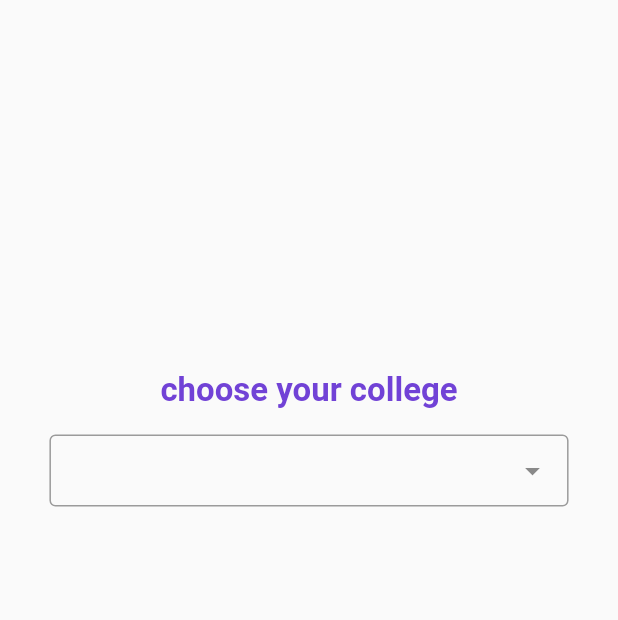
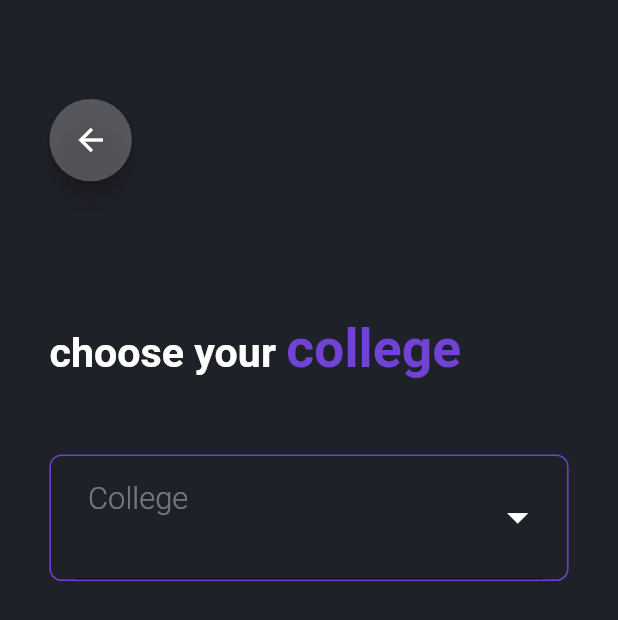
Before and after one commit to hemantlakhotia204/stocio-app, a Flutter app: the Register screen opened by its route, on a phone screen of 412 x 824 dp. Shown: the top 620 px of the screen. Run offline on Flutter 3.47's test engine with Material 2 defaults, Android fonts, the light colour scheme and no system bars; drawn by our look-alikes of dropdown_search; our stand-ins replace sizer.

Commit message:
Created register_screen.dart Created Custom DropDownSearchButton and Custom Progress Bar

```diff
--- /dev/null
+++ b/lib/common/widgets/dropdown_search.dart
@@ -0,0 +1,143 @@
+import 'package:flutter/material.dart';
+import 'package:sizer/sizer.dart';
+import 'package:stocio_app/common/utils/utils.dart';
+
+class DropDownSearch extends StatefulWidget {
+  final List<String> items;
+  final TextEditingController controller;
+  final String? hintText;
+
+  const DropDownSearch(
+      {Key? key, required this.items, required this.controller, this.hintText})
+      : super(key: key);
+
+  @override
+  State<DropDownSearch> createState() => _DropDownSearchState();
+}
+
+class _DropDownSearchState extends State<DropDownSearch> {
+  bool _listVisibility = false;
+  final FocusNode _focusNode = FocusNode();
+
+  @override
+  Widget build(BuildContext context) {
+    String? hintText = widget.hintText;
+
+    return WillPopScope(
+      onWillPop: () async {
+        if (_focusNode.hasFocus) {
+          _focusNode.unfocus();
+          setState(() {
+            _listVisibility = false;
+          });
+          return false;
+        }
+        return true;
+      },
+      child: Container(
+        decoration: BoxDecoration(
+            borderRadius: BorderRadius.circular(2.w),
+            border: Border.all(color: Utils.getColor('PT'))),
+        child: Column(
+          children: [
+            InkWell(
+              onTap: () {
+                setState(() {
+                  _listVisibility = !_listVisibility;
+                });
+              },
+              child: Container(
+                height: 10.h,
+                padding: EdgeInsets.symmetric(horizontal: 4.w),
+                child: Stack(
+                  children: [
+                    TextFormField(
+                      onTap: () {
+                        if (!_listVisibility) {
+                          setState(() {
+                            _listVisibility = !_listVisibility;
+                          });
+                        }
+                      },
+                      maxLines: 3,
+                      decoration: InputDecoration(
+                        border: UnderlineInputBorder(
+                            borderSide:
+                                BorderSide(color: Utils.getColor('PT'))),
+                        focusedBorder: UnderlineInputBorder(
+                            borderSide:
+                                BorderSide(color: Utils.getColor('PT'))),
+                        hintText: hintText ?? "",
+                        hintStyle: hintText != null
+                            ? TextStyle(
+                                color: Colors.white38,
+                                fontWeight: FontWeight.w300,
+                                fontSize: 15.sp)
+                            : null,
+                        contentPadding:
+                            EdgeInsets.only(left: 2.w, top: 2.h, right: 2.w),
+                      ),
+                      focusNode: _focusNode,
+                      controller: widget.controller,
+                      style: TextStyle(
+                        color: Utils.getColor('`'),
+                        fontSize: 15.sp,
+                      ),
+                    ),
+                    Align(
+                      alignment: Alignment.centerRight,
+                      child: InkWell(
+                        onTap: () {
+                          if (_focusNode.hasFocus) {
+                            _focusNode.unfocus();
+                          } else {
+                            _focusNode.requestFocus();
+                          }
+                          setState(() {
+                            _listVisibility = !_listVisibility;
+                          });
+                        },
+                        child: Icon(
+                          Icons.arrow_drop_down_outlined,
+                          size: 24.sp,
+                          color: Colors.white,
+                        ),
+                      ),
+                    )
+                  ],
+                ),
+              ),
+            ),
+            // SizedBox(height: 1.h),
+            Visibility(
+              visible: _listVisibility,
+              child: ListView.builder(
+                  physics: const AlwaysScrollableScrollPhysics(),
+                  shrinkWrap: true,
+                  itemCount: widget.items.length < 5 ? widget.items.length : 5,
+                  itemBuilder: (context, index) {
+                    return InkWell(
+                      onTap: () {
+                        widget.controller.text = widget.items[index];
+                      },
+                      child: Container(
+                        margin: EdgeInsets.only(bottom: 1.h),
+                        padding: Utils.contentPadding(vertical: 1.h),
+                        child: Text(
+                          widget.items[index],
+                          style: TextStyle(
+                            color: Colors.white,
+                            fontSize: 14.sp,
+                            fontWeight: FontWeight.w500,
+                          ),
+                        ),
+                      ),
+                    );
+                  }),
+            ),
+          ],
+        ),
+      ),
+    );
+  }
+}
--- /dev/null
+++ b/lib/common/widgets/s_text.dart
@@ -0,0 +1,33 @@
+import 'package:flutter/material.dart';
+import 'package:sizer/sizer.dart';
+import 'package:stocio_app/common/utils/utils.dart';
+
+class SText extends StatelessWidget {
+  final String prefixText;
+  final String suffixText;
+
+  const SText({Key? key, required this.prefixText, required this.suffixText}) : super(key: key);
+
+  @override
+  Widget build(BuildContext context) {
+    return Container(
+      margin: EdgeInsets.only(top: 1.h, bottom: 2.h),
+      child: RichText(
+        text: TextSpan(
+            text: prefixText,
+            style: TextStyle(
+                color: Colors.white,
+                fontSize: 20.sp,
+                fontWeight: FontWeight.w600),
+            children: [
+              TextSpan(
+                  style: TextStyle(
+                      color: Utils.getColor('PT'),
+                      fontSize: 26.sp,
+                      fontWeight: FontWeight.w600),
+                  text: suffixText)
+            ]),
+      ),
+    );
+  }
+}
--- a/lib/login/screens/register_screen.dart
+++ b/lib/login/screens/register_screen.dart
@@ -1,7 +1,8 @@
-import 'package:dropdown_search/dropdown_search.dart';
 import 'package:flutter/material.dart';
 import 'package:sizer/sizer.dart';
 import 'package:stocio_app/common/utils/utils.dart';
+import 'package:stocio_app/common/widgets/dropdown_search.dart';
+import 'package:stocio_app/common/widgets/s_text.dart';
 
 class Register extends StatefulWidget {
   const Register({Key? key}) : super(key: key);
@@ -11,48 +12,43 @@ class Register extends StatefulWidget {
 }
 
 class _RegisterState extends State<Register> {
-  final Duration _animationDuration = const Duration(milliseconds: 1500);
   final GlobalKey<FormState> _key = GlobalKey<FormState>();
+  final TextEditingController _collegeController = TextEditingController();
 
-  List<String> collegeNames = ["National Institute of Technology Kurukshetra"];
+  List<String> collegeNames = ["National Institute of Technology Kurukshetra", "National Institute of Technology Allahabad"];
 
   @override
   Widget build(BuildContext context) {
     return Scaffold(
+      backgroundColor: Utils.getColor('PB'),
       resizeToAvoidBottomInset: true,
       body: SingleChildScrollView(
         child: Container(
           padding: Utils.screenPadding(),
           child: Form(
             key: _key,
-            child: Stack(
+            child: Column(
+              crossAxisAlignment: CrossAxisAlignment.start,
               children: [
-                Align(
-                  alignment: Alignment.center,
-                  child: AnimatedContainer(
-                    height: 100.h,
-                    duration: _animationDuration,
-                    child: Column(
-                      children: [
-                        SizedBox(height: 25.h,),
-                        Text(
-                          'choose your college',
-                          style: TextStyle(
-                            fontWeight: FontWeight.w600,
-                            fontSize: 16.sp,
-                            color: Utils.getColor('PT'),
-                          ),
-                        ),
-                        SizedBox(height: 2.h,),
-                        DropdownSearch<String>(
-                          items: collegeNames,
-                          showSearchBox: true,
-                          mode: Mode.MENU,
-                        )
-                      ],
-                    ),
+                SizedBox(height: 3.h,),
+                SizedBox(
+                  height: 40.sp,
+                  width: 40.sp,
+                  child: FloatingActionButton(
+                    onPressed: () => Navigator.pop(context),
+                    child: const Icon(Icons.arrow_back),
+                    backgroundColor: Colors.white.withOpacity(0.25),
                   ),
-                )
+                ),
+                SizedBox(height: 10.h,),
+                const SText(
+                  prefixText: 'choose your ',
+                  suffixText: 'college',
+                ),
+                SizedBox(
+                  height: 4.h,
+                ),
+                DropDownSearch(controller: _collegeController,items: collegeNames, hintText: 'College',)
               ],
             ),
           ),
--- a/pubspec.yaml
+++ b/pubspec.yaml
@@ -37,7 +37,6 @@ dependencies:
   sizer: ^2.0.15
   json_serializable: ^6.1.4
   shared_preferences: ^2.0.13
-  dropdown_search: ^2.0.1
 
 dev_dependencies:
   flutter_test:
```
Also changed, not shown: lib/common/utils/utils.dart (+16 -7 lines), lib/common/widgets/custom_loader.dart (added, +22 -0 lines), lib/login/screens/login_screen.dart (+9 -20 lines), pubspec.lock.
